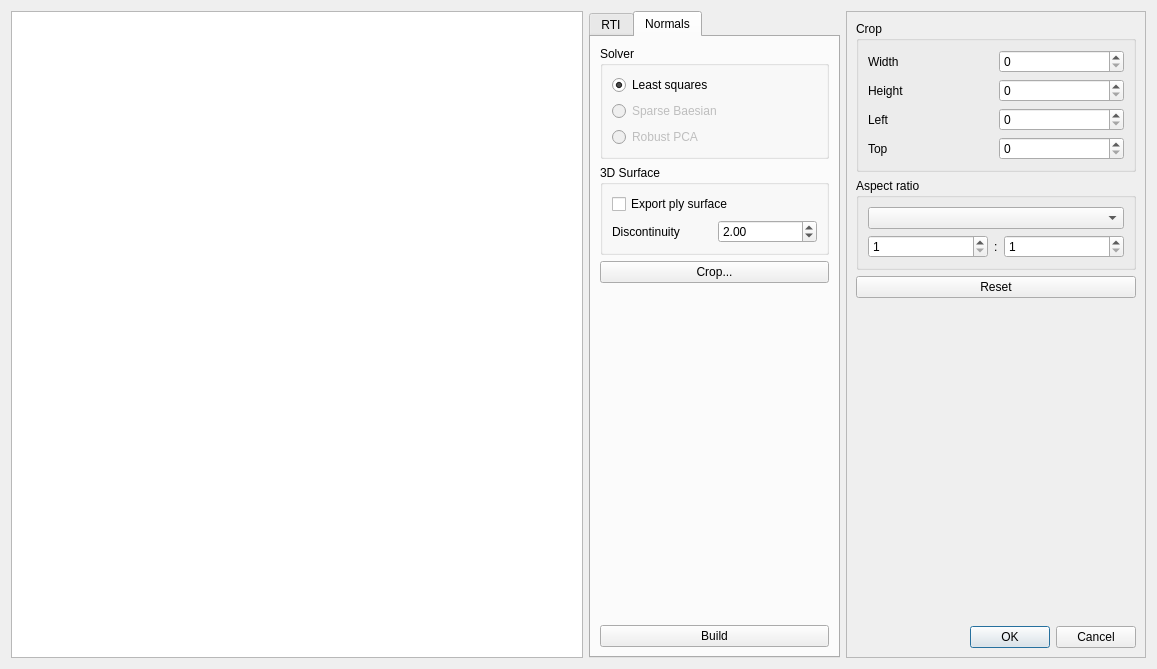
First picture: the form in relight/rtiexport.ui, repository cnr-isti-vclab/relight, before the edit.
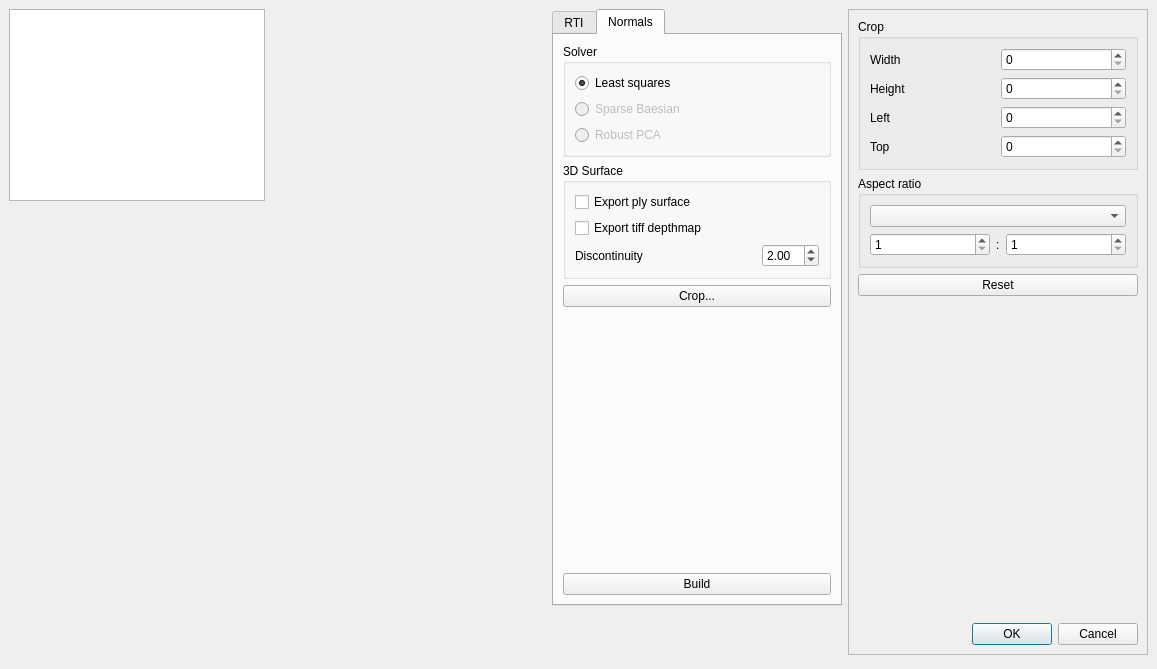
Second picture: the form after the edit. The open tabs and pages were chosen to show the change. Icons and pictures are not drawn. Custom widgets are drawn as their Qt base class.

Commit message: export depthmap in tiff format

Patch:
```diff
--- a/relight/rtiexport.ui
+++ b/relight/rtiexport.ui
@@ -13,9 +13,15 @@
   <property name="windowTitle">
    <string>Dialog</string>
   </property>
-  <layout class="QGridLayout" name="gridLayout_7">
-   <item row="0" column="0">
     <widget class="ImageCropper" name="cropview">
+   <property name="geometry">
+    <rect>
+     <x>9</x>
+     <y>9</y>
+     <width>256</width>
+     <height>192</height>
+    </rect>
+   </property>
      <property name="sizePolicy">
       <sizepolicy hsizetype="Expanding" vsizetype="Expanding">
        <horstretch>5</horstretch>
@@ -23,9 +29,15 @@
       </sizepolicy>
      </property>
     </widget>
-   </item>
-   <item row="0" column="1">
     <widget class="QTabWidget" name="export_frame">
+   <property name="geometry">
+    <rect>
+     <x>552</x>
+     <y>9</y>
+     <width>290</width>
+     <height>597</height>
+    </rect>
+   </property>
      <property name="currentIndex">
       <number>0</number>
      </property>
@@ -332,27 +344,34 @@
           <string>3D Surface</string>
          </property>
          <layout class="QGridLayout" name="gridLayout_5">
-          <item row="0" column="0" colspan="2">
-           <widget class="QCheckBox" name="export_surface">
-            <property name="text">
-             <string>Export ply surface</string>
-            </property>
-           </widget>
-          </item>
-          <item row="1" column="0">
-           <widget class="QLabel" name="label_11">
-            <property name="text">
-             <string>Discontinuity</string>
-            </property>
-           </widget>
-          </item>
-          <item row="1" column="1">
+        <item row="3" column="2">
            <widget class="QDoubleSpinBox" name="discontinuity">
             <property name="value">
              <double>2.000000000000000</double>
             </property>
            </widget>
           </item>
+        <item row="3" column="0" colspan="2">
+         <widget class="QLabel" name="label_11">
+          <property name="text">
+           <string>Discontinuity</string>
+          </property>
+         </widget>
+        </item>
+        <item row="0" column="0" rowspan="2" colspan="3">
+         <widget class="QCheckBox" name="export_surface">
+          <property name="text">
+           <string>Export ply surface</string>
+          </property>
+         </widget>
+        </item>
+        <item row="2" column="0">
+         <widget class="QCheckBox" name="export_depthmap">
+          <property name="text">
+           <string>Export tiff depthmap</string>
+          </property>
+         </widget>
+        </item>
          </layout>
         </widget>
        </item>
@@ -390,9 +409,15 @@
       </layout>
      </widget>
     </widget>
-   </item>
-   <item row="0" column="2">
     <widget class="QFrame" name="crop_frame">
+   <property name="geometry">
+    <rect>
+     <x>848</x>
+     <y>9</y>
+     <width>300</width>
+     <height>646</height>
+    </rect>
+   </property>
      <property name="sizePolicy">
       <sizepolicy hsizetype="Minimum" vsizetype="Preferred">
        <horstretch>1</horstretch>
@@ -584,8 +609,6 @@
       </item>
      </layout>
     </widget>
-   </item>
-  </layout>
  </widget>
  <customwidgets>
   <customwidget>
```
Left out of the diff: 2 changed lines with no effect on the pictures. Lines whose indentation alone changed are shown as unchanged. The commit also changes 8 other files.
